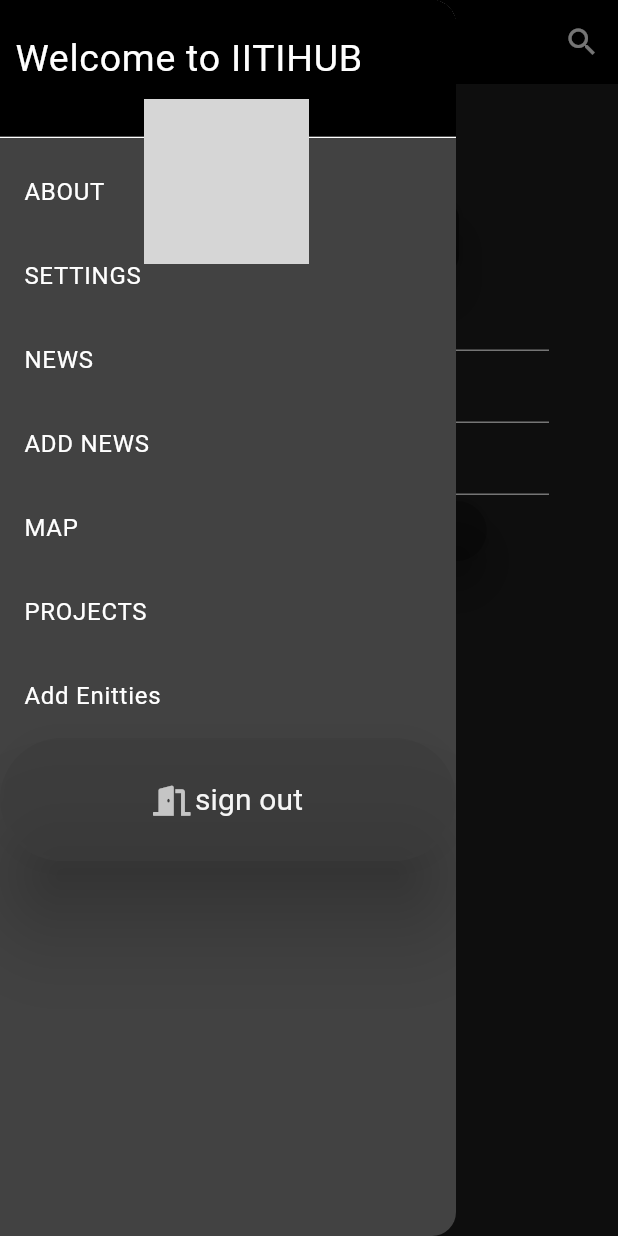
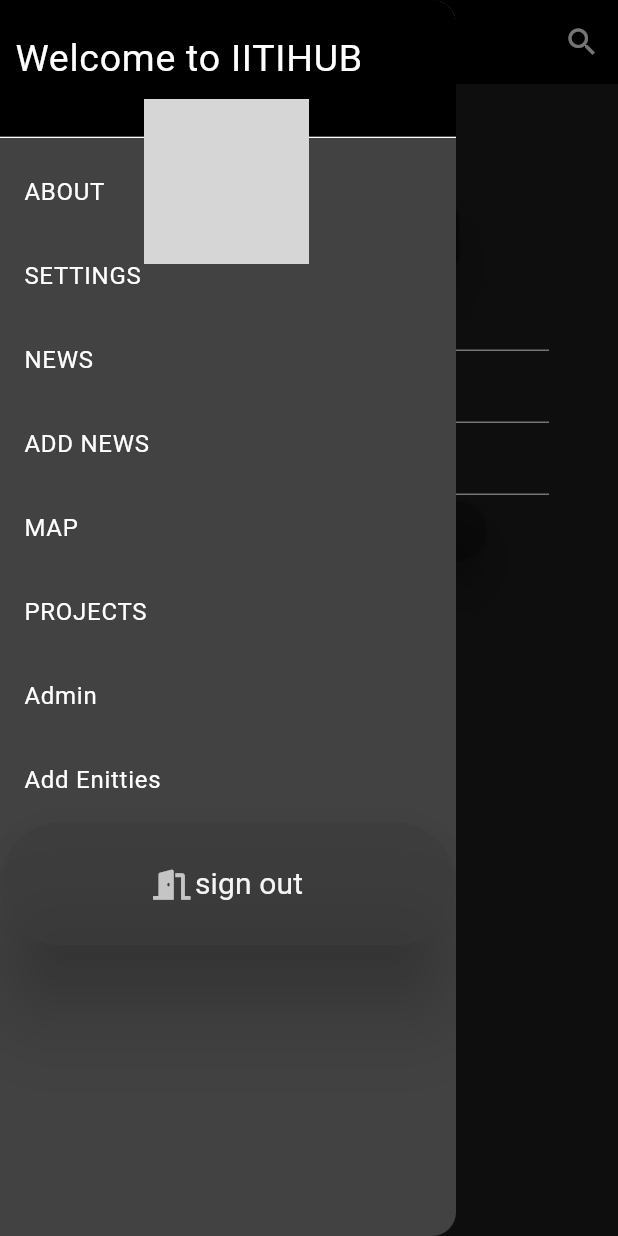
Before and after one commit to ASM-developers/iitihub, a Flutter app: the screen it shows once a user with an empty profile is signed in, after a tap on "show pic", after a tap on "hide pic", after a tap on the "menu" icon, on a phone screen of 412 x 824 dp. Run offline on Flutter 3.47's test engine with Material 2 defaults, Android fonts, the phone set to English and light mode, and no system bars; drawn by our look-alikes of dynamic_color; our stand-ins replace carousel_slider, cloud_firestore, firebase_auth, firebase_core, firebase_database, firebase_storage and 9 more; missing offline and left inert: extension_google_sign_in_as_googleapis_auth, firebase_auth_web, googleapis, multiselect; accounts and stored records are empty; network calls fail; grey boxes are pictures that could not be loaded.

Commit message:
admin control

```diff
--- a/lib/prof/projects.dart
+++ b/lib/prof/projects.dart
@@ -74,10 +74,11 @@ class _MultiSelectState extends State<MultiSelect> {
 }
 
 class _ProjectScreenState extends State<ProjectScreen> {
-  bool isStudent = true;
-  int adminval = 0;
+  bool isStudent = false;
+  bool adminval = false;
 
   Future<void> checkUserType() async {
+    if(AuthService().user==null) return;
     adminval = await FirestoreService().checkadmin(
       AuthService().user?.email,
     );
--- a/lib/profile/profile.dart
+++ b/lib/profile/profile.dart
@@ -40,11 +40,12 @@ class ProfileScreen extends StatefulWidget {
   @override
   State<ProfileScreen> createState() => _ProfileScreenState();
 }
-
+// print(AuthServ);
 bool isStudent = false;
-int adminval = 0;
+bool adminval = false;
 
 Future<void> checkUserType() async {
+  if(AuthService().user==null) return;
   adminval = await FirestoreService().checkadmin(
     AuthService().user?.email,
   );
@@ -64,6 +65,7 @@ class _ProfileScreenState extends State<ProfileScreen> {
 
   @override
   void initState() {
+    print(AuthService().user==null);
     FirestoreService().createUser(
         AuthService().user?.email, AuthService().user?.displayName, context);
     super.initState();
@@ -178,17 +180,41 @@ class _ProfileScreenState extends State<ProfileScreen> {
                   ); // Handle settings press
                 },
               ),
-              if (adminval == 1) ...[
-                ListTile(
+              // if (adminval == true) ...[
+              //   ListTile(
+              //     title: Text('Admin'),
+              //     onTap: () {
+              //       Navigator.push(
+              //         context,
+              //         MaterialPageRoute(builder: (context) => Admin()),
+              //       ); // Handle settings press
+              //     },
+              //   ),
+              // ],
+              if (AuthService().user != null) ...[
+                FutureBuilder<bool>(
+                    future: FirestoreService().checkadmin(AuthService().user?.email),
+                    builder: (context, snapshot) {
+                      if (snapshot.hasData && snapshot.data == true && AuthService().user?.email!=null) {
+                        print(AuthService().user);
+                        print("Admin");
+                        print(AuthService().user?.email);
+                        return ListTile(
                           title: Text('Admin'),
                           onTap: () {
                             Navigator.push(
                               context,
                               MaterialPageRoute(builder: (context) => Admin()),
-                    ); // Handle settings press
+                            );
                           },
-                ),
-              ],
+                        );
+                      } else {
+                        print("not Admin");
+                        print(AuthService().user?.email);
+                        return Container();
+                      }
+                    }
+                )],
               ListTile(
                 title: Text('Add Enitties'),
                 onTap: () {
--- a/lib/routes.dart
+++ b/lib/routes.dart
@@ -19,7 +19,6 @@ var appRoutes = {
   '/newinput': (context)=> Newinput(),
   '/project': (context) => const ProjectScreen(),
   '/profscreen': (context) => ProfScreen(),
-
   '/map': (context) => CommonUseCasesExamples(),
 
 
--- a/lib/services/firestore.dart
+++ b/lib/services/firestore.dart
@@ -104,20 +104,14 @@ class FirestoreService {
     return users;
   }
 
-  Future<int> checkadmin(String? email) async {
+  Future<bool> checkadmin(String? email) async {
     final check = await FirebaseFirestore.instance
         .collection('admin')
         .where("email", isEqualTo: email)
         .get();
-
-    if (check.size > 0) {
-      print("Admin has Logged in");
-      // adminval[0] = 1;
-      return 1;
-    }
-    print("User- NOT an Admin");
-    // adminval[0] = 0;
-    return 0;
+    print("hello");
+    print(check);
+    return check.size > 0;
   }
 
   Future<void> createUser(
```
Lines whose indentation alone changed are shown as unchanged.
